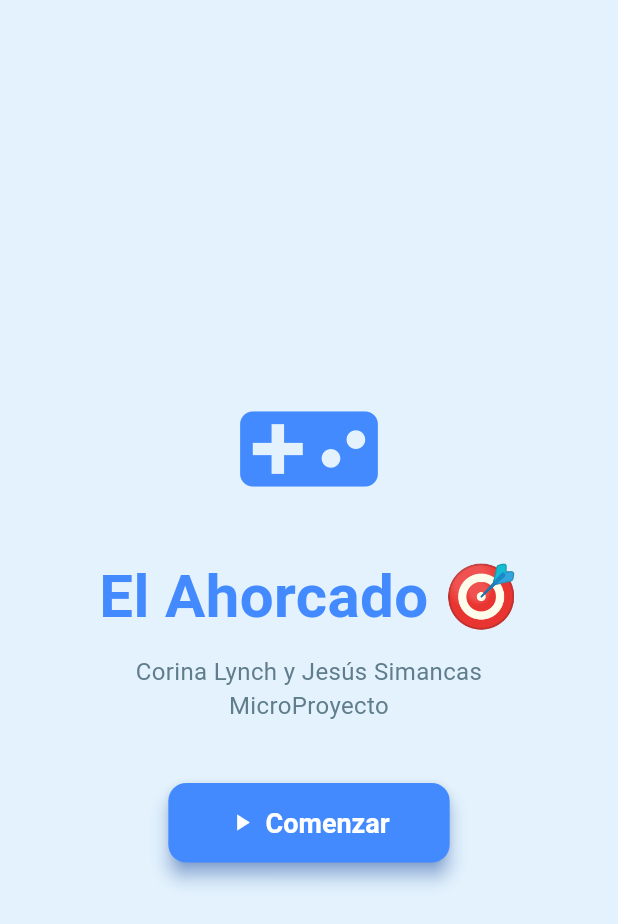
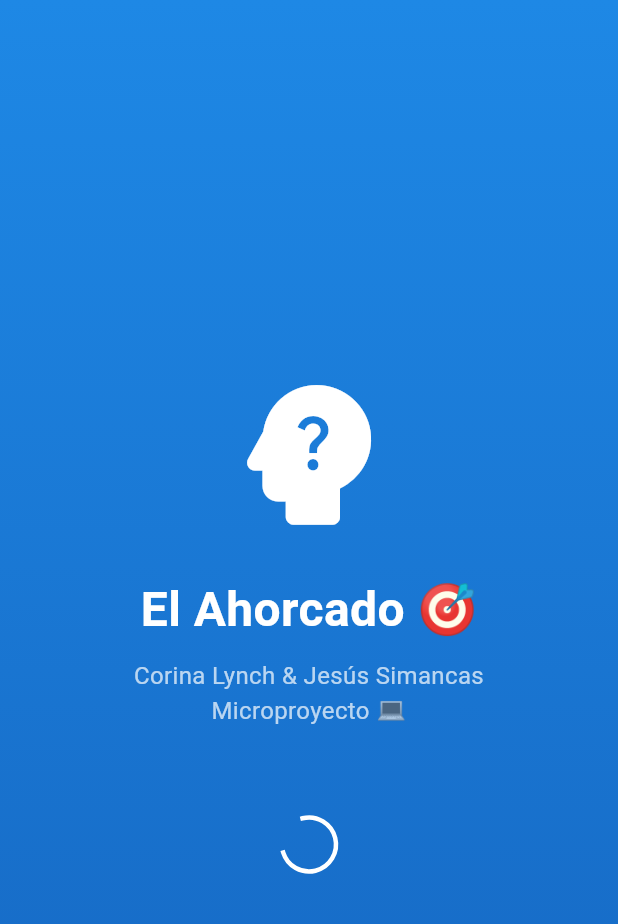
Before and after one commit to jesussimancasunimet/Micro-Proyecto---Jesus-Simancas-Corina-Lynch-, a Flutter app: the PantallaInicio screen opened directly, on a phone screen of 412 x 824 dp. Shown: the top 924 px of the screen. Run offline on Flutter 3.47's test engine with Material 3 defaults, Android fonts, the phone set to English and light mode, and no system bars; our stand-ins replace shared_preferences; accounts and stored records are empty; Roboto replaces fonts that are missing (Arial).

Commit message:
Le estamos colocando algo estetico, nos gusta mas este color

```diff
--- a/lib/main.dart
+++ b/lib/main.dart
@@ -24,58 +24,89 @@ class AhorcadoApp extends StatelessWidget {
   }
 }
 
-class PantallaInicio extends StatelessWidget {
+/// 🌟 PANTALLA DE INICIO CON LOGO Y ANIMACIÓN
+class PantallaInicio extends StatefulWidget {
   const PantallaInicio({super.key});
+
+  @override
+  State<PantallaInicio> createState() => _PantallaInicioState();
+}
+
+class _PantallaInicioState extends State<PantallaInicio>
+    with SingleTickerProviderStateMixin {
+  late AnimationController _controller;
+  late Animation<double> _animacionLogo;
+
+  @override
+  void initState() {
+    super.initState();
+
+    _controller = AnimationController(
+      vsync: this,
+      duration: const Duration(seconds: 2),
+    );
+
+    _animacionLogo = CurvedAnimation(parent: _controller, curve: Curves.easeInOutBack);
+    _controller.forward();
+
+    Future.delayed(const Duration(seconds: 3), () {
+      Navigator.pushReplacement(
+        context,
+        MaterialPageRoute(builder: (_) => const PantallaAhorcado()),
+      );
+    });
+  }
+
+  @override
+  void dispose() {
+    _controller.dispose();
+    super.dispose();
+  }
 
   @override
   Widget build(BuildContext context) {
     return Scaffold(
-      backgroundColor: const Color(0xFFE3F2FD),
-      body: Center(
-        child: Padding(
-          padding: const EdgeInsets.all(32.0),
+      backgroundColor: const LinearGradient(
+        colors: [Color(0xFF1E88E5), Color(0xFF1565C0)],
+        begin: Alignment.topCenter,
+        end: Alignment.bottomCenter,
+      ).createShader(const Rect.fromLTWH(0, 0, 400, 800)).transform(Offset.zero) == null
+          ? Colors.blueAccent
+          : Colors.transparent,
+      body: Container(
+        decoration: const BoxDecoration(
+          gradient: LinearGradient(
+            colors: [Color(0xFF1E88E5), Color(0xFF1565C0)],
+            begin: Alignment.topCenter,
+            end: Alignment.bottomCenter,
+          ),
+        ),
+        child: Center(
           child: Column(
             mainAxisAlignment: MainAxisAlignment.center,
             children: [
-              const Icon(Icons.videogame_asset, size: 100, color: Colors.blueAccent),
+              ScaleTransition(
+                scale: _animacionLogo,
+                child: const Icon(Icons.psychology_alt_rounded,
+                    color: Colors.white, size: 120),
+              ),
               const SizedBox(height: 20),
               const Text(
                 'El Ahorcado 🎯',
                 style: TextStyle(
-                  fontSize: 40,
-                  fontWeight: FontWeight.bold,
-                  color: Colors.blueAccent,
-                ),
+                    fontSize: 32,
+                    fontWeight: FontWeight.bold,
+                    color: Colors.white),
               ),
               const SizedBox(height: 10),
               const Text(
-                'Corina Lynch y Jesús Simancas\nMicroProyecto',
+                'Corina Lynch & Jesús Simancas\nMicroproyecto 💻',
                 textAlign: TextAlign.center,
-                style: TextStyle(
-                  fontSize: 16,
-                  color: Colors.blueGrey,
-                ),
+                style: TextStyle(color: Colors.white70, fontSize: 16),
               ),
-              const SizedBox(height: 40),
-              ElevatedButton.icon(
-                onPressed: () {
-                  Navigator.push(
-                    context,
-                    MaterialPageRoute(builder: (_) => const PantallaAhorcado()),
-                  );
-                },
-                icon: const Icon(Icons.play_arrow),
-                label: const Text('Comenzar'),
-                style: ElevatedButton.styleFrom(
-                  backgroundColor: Colors.blueAccent,
-                  foregroundColor: Colors.white,
-                  padding: const EdgeInsets.symmetric(horizontal: 40, vertical: 16),
-                  textStyle: const TextStyle(fontSize: 18, fontWeight: FontWeight.bold),
-                  shape: RoundedRectangleBorder(borderRadius: BorderRadius.circular(12)),
-                  shadowColor: Colors.blueAccent,
-                  elevation: 5,
-                ),
-              ),
+              const SizedBox(height: 60),
+              const CircularProgressIndicator(
+                  color: Colors.white, strokeWidth: 3),
             ],
           ),
         ),
@@ -84,6 +115,7 @@ class PantallaInicio extends StatelessWidget {
   }
 }
 
+/// 🧩 PANTALLA PRINCIPAL DEL JUEGO
 class PantallaAhorcado extends StatefulWidget {
   const PantallaAhorcado({super.key});
 
@@ -144,10 +176,10 @@ class _PantallaAhorcadoState extends State<PantallaAhorcado> {
     setState(() {
       if (palabra.contains(letra)) {
         letrasAdivinadas.add(letra);
-        if (palabra.split('').every((letraPalabra) => letrasAdivinadas.contains(letraPalabra))) {
+        if (palabra.split('').every((l) => letrasAdivinadas.contains(l))) {
           partidasGanadas++;
           _guardarEstadisticas();
-          _mostrarDialogo('¡Ganaste! 🎉', 'Felicidades, adivinaste la palabra "$palabra"');
+          _mostrarDialogo('¡Ganaste! 🎉', 'Adivinaste la palabra "$palabra"');
         }
       } else {
         errores++;
@@ -176,15 +208,6 @@ class _PantallaAhorcadoState extends State<PantallaAhorcado> {
             },
             child: const Text('Jugar de nuevo'),
           ),
-          TextButton(
-            onPressed: () {
-              Navigator.of(context).pop();
-              Navigator.of(context).pushReplacement(
-                MaterialPageRoute(builder: (_) => const PantallaInicio()),
-              );
-            },
-            child: const Text('Volver al inicio'),
-          ),
         ],
       ),
     );
@@ -197,9 +220,8 @@ class _PantallaAhorcadoState extends State<PantallaAhorcado> {
       appBar: AppBar(
         title: const Text('El Ahorcado 🎯'),
         centerTitle: true,
-        backgroundColor: Colors.blueAccent,
+        backgroundColor: const Color(0xFF1976D2),
         foregroundColor: Colors.white,
-        elevation: 5,
       ),
       body: Padding(
         padding: const EdgeInsets.all(16.0),
@@ -227,8 +249,10 @@ class _PantallaAhorcadoState extends State<PantallaAhorcado> {
       child: Row(
         mainAxisAlignment: MainAxisAlignment.spaceAround,
         children: [
-          Text('Ganadas: $partidasGanadas 🏆', style: const TextStyle(fontWeight: FontWeight.bold)),
-          Text('Perdidas: $partidasPerdidas 💀', style: const TextStyle(fontWeight: FontWeight.bold)),
+          Text('Ganadas: $partidasGanadas 🏆',
+              style: const TextStyle(fontWeight: FontWeight.bold)),
+          Text('Perdidas: $partidasPerdidas 💀',
+              style: const TextStyle(fontWeight: FontWeight.bold)),
         ],
       ),
     );
@@ -243,7 +267,11 @@ class _PantallaAhorcadoState extends State<PantallaAhorcado> {
         padding: const EdgeInsets.symmetric(horizontal: 4.0),
         child: Text(
           letrasAdivinadas.contains(letra) ? letra : '_',
-          style: const TextStyle(fontSize: 32, letterSpacing: 2, color: Colors.blueAccent),
+          style: const TextStyle(
+              fontSize: 32,
+              letterSpacing: 2,
+              fontWeight: FontWeight.bold,
+              color: Color(0xFF0D47A1)),
         ),
       ))
           .toList(),
@@ -261,10 +289,11 @@ class _PantallaAhorcadoState extends State<PantallaAhorcado> {
         return ElevatedButton(
           onPressed: usada ? null : () => _letraSeleccionada(letra),
           style: ElevatedButton.styleFrom(
-            backgroundColor: usada ? Colors.grey.shade300 : Colors.blueAccent,
+            backgroundColor: usada ? Colors.grey.shade400 : Colors.blueAccent,
             foregroundColor: Colors.white,
             padding: const EdgeInsets.all(12),
-            shape: RoundedRectangleBorder(borderRadius: BorderRadius.circular(8)),
+            shape:
+            RoundedRectangleBorder(borderRadius: BorderRadius.circular(8)),
           ),
           child: Text(letra, style: const TextStyle(fontSize: 16)),
         );
@@ -280,7 +309,9 @@ class _PantallaAhorcadoState extends State<PantallaAhorcado> {
           onPressed: _nuevaPartida,
           icon: const Icon(Icons.refresh),
           label: const Text('Nueva partida'),
-          style: ElevatedButton.styleFrom(backgroundColor: Colors.blueAccent, foregroundColor: Colors.white),
+          style: ElevatedButton.styleFrom(
+              backgroundColor: Colors.blueAccent,
+              foregroundColor: Colors.white),
         ),
         ElevatedButton.icon(
           onPressed: () async {
@@ -293,7 +324,9 @@ class _PantallaAhorcadoState extends State<PantallaAhorcado> {
           },
           icon: const Icon(Icons.delete),
           label: const Text('Reiniciar estadísticas'),
-          style: ElevatedButton.styleFrom(backgroundColor: Colors.lightBlue.shade400, foregroundColor: Colors.white),
+          style: ElevatedButton.styleFrom(
+              backgroundColor: Colors.redAccent,
+              foregroundColor: Colors.white),
         ),
       ],
     );
@@ -314,25 +347,22 @@ class AhorcadoPainter extends CustomPainter {
   @override
   void paint(Canvas canvas, Size size) {
     final paint = Paint()
-      ..color = Colors.blueGrey
+      ..color = Colors.black
       ..strokeWidth = 4
       ..style = PaintingStyle.stroke;
 
-    // Base
-    canvas.drawLine(Offset(20, size.height - 20), Offset(size.width - 20, size.height - 20), paint);
-    // Poste
+    canvas.drawLine(Offset(20, size.height - 20),
+        Offset(size.width - 20, size.height - 20), paint);
     canvas.drawLine(const Offset(50, 20), Offset(50, size.height - 20), paint);
-    // Brazo
     canvas.drawLine(const Offset(50, 20), const Offset(150, 20), paint);
-    // Cuerda
     canvas.drawLine(const Offset(150, 20), const Offset(150, 50), paint);
 
-    if (errores > 0) canvas.drawCircle(const Offset(150, 70), 20, paint); // Cabeza
-    if (errores > 1) canvas.drawLine(const Offset(150, 90), const Offset(150, 140), paint); // Cuerpo
-    if (errores > 2) canvas.drawLine(const Offset(150, 100), const Offset(130, 120), paint); // Brazo izq
-    if (errores > 3) canvas.drawLine(const Offset(150, 100), const Offset(170, 120), paint); // Brazo der
-    if (errores > 4) canvas.drawLine(const Offset(150, 140), const Offset(130, 170), paint); // Pierna izq
-    if (errores > 5) canvas.drawLine(const Offset(150, 140), const Offset(170, 170), paint); // Pierna der
+    if (errores > 0) canvas.drawCircle(const Offset(150, 70), 20, paint);
+    if (errores > 1) canvas.drawLine(const Offset(150, 90), const Offset(150, 140), paint);
+    if (errores > 2) canvas.drawLine(const Offset(150, 100), const Offset(130, 120), paint);
+    if (errores > 3) canvas.drawLine(const Offset(150, 100), const Offset(170, 120), paint);
+    if (errores > 4) canvas.drawLine(const Offset(150, 140), const Offset(130, 170), paint);
+    if (errores > 5) canvas.drawLine(const Offset(150, 140), const Offset(170, 170), paint);
   }
 
   @override
```
